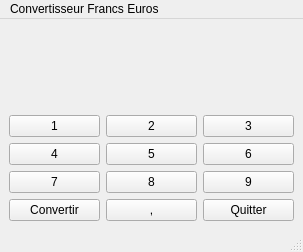
This is mainwindow.ui in mohamed01000/InterfaceGraphiqueQT as Qt 5 draws it before an edit. The edited form follows.
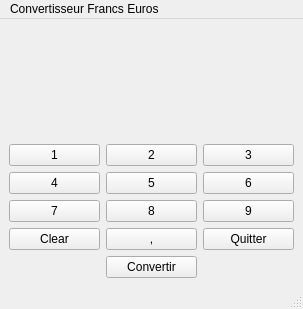
This is the edited form.

Commit message: Ajout du bouton Clear

The edit to the form file:
```diff
--- a/mainwindow.ui
+++ b/mainwindow.ui
@@ -7,7 +7,7 @@
     <x>0</x>
     <y>0</y>
     <width>303</width>
-    <height>252</height>
+    <height>309</height>
    </rect>
   </property>
   <property name="windowTitle">
@@ -15,48 +15,34 @@
   </property>
   <widget class="QWidget" name="centralwidget">
    <layout class="QGridLayout" name="gridLayout">
-    <item row="4" column="2">
-     <widget class="QPushButton" name="MonBouton">
-      <property name="text">
-       <string>Quitter</string>
-      </property>
-     </widget>
-    </item>
-    <item row="4" column="0">
-     <widget class="QPushButton" name="pushButtonConvertir">
-      <property name="text">
-       <string>Convertir</string>
-      </property>
-     </widget>
-    </item>
-    <item row="2" column="1">
+    <item row="3" column="1">
      <widget class="QPushButton" name="pushButton_5">
       <property name="text">
        <string>5</string>
       </property>
      </widget>
     </item>
-    <item row="2" column="2">
+    <item row="5" column="2">
+     <widget class="QPushButton" name="MonBouton">
+      <property name="text">
+       <string>Quitter</string>
+      </property>
+     </widget>
+    </item>
+    <item row="3" column="2">
      <widget class="QPushButton" name="pushButton_6">
       <property name="text">
        <string>6</string>
       </property>
      </widget>
     </item>
-    <item row="4" column="1">
+    <item row="5" column="1">
      <widget class="QPushButton" name="pushButtonVirgule">
       <property name="text">
        <string>,</string>
       </property>
      </widget>
     </item>
-    <item row="3" column="2">
-     <widget class="QPushButton" name="pushButton_9">
-      <property name="text">
-       <string>9</string>
-      </property>
-     </widget>
-    </item>
     <item row="0" column="2">
      <widget class="QLabel" name="label_2">
       <property name="text">
@@ -64,34 +50,41 @@
       </property>
      </widget>
     </item>
-    <item row="2" column="0">
+    <item row="3" column="0">
      <widget class="QPushButton" name="pushButton_4">
       <property name="text">
        <string>4</string>
       </property>
      </widget>
     </item>
-    <item row="3" column="0">
+    <item row="4" column="0">
      <widget class="QPushButton" name="pushButton_7">
       <property name="text">
        <string>7</string>
       </property>
      </widget>
     </item>
-    <item row="1" column="1">
+    <item row="2" column="1">
      <widget class="QPushButton" name="pushButton_2">
       <property name="text">
        <string>2</string>
       </property>
      </widget>
     </item>
-    <item row="3" column="1">
+    <item row="4" column="1">
      <widget class="QPushButton" name="pushButton_8">
       <property name="text">
        <string>8</string>
       </property>
      </widget>
     </item>
+    <item row="4" column="2">
+     <widget class="QPushButton" name="pushButton_9">
+      <property name="text">
+       <string>9</string>
+      </property>
+     </widget>
+    </item>
     <item row="0" column="0">
      <widget class="QLabel" name="label">
       <property name="font">
@@ -105,20 +98,34 @@
       </property>
      </widget>
     </item>
-    <item row="1" column="0">
+    <item row="2" column="0">
      <widget class="QPushButton" name="pushButton_1">
       <property name="text">
        <string>1</string>
       </property>
      </widget>
     </item>
-    <item row="1" column="2">
+    <item row="2" column="2">
      <widget class="QPushButton" name="pushButton_3">
       <property name="text">
        <string>3</string>
       </property>
      </widget>
     </item>
+    <item row="5" column="0">
+     <widget class="QPushButton" name="pushButtonClear">
+      <property name="text">
+       <string>Clear</string>
+      </property>
+     </widget>
+    </item>
+    <item row="6" column="1">
+     <widget class="QPushButton" name="pushButtonConvertir">
+      <property name="text">
+       <string>Convertir</string>
+      </property>
+     </widget>
+    </item>
    </layout>
   </widget>
   <widget class="QMenuBar" name="menubar">
```
The commit also changes 3 other files.
